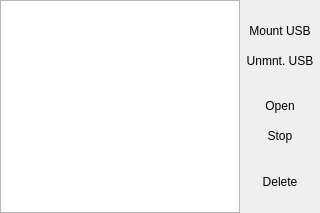
This is cbcui/ui/FileManager.ui in kipr/cbc as Qt 5 draws it before an edit. The edited form follows.
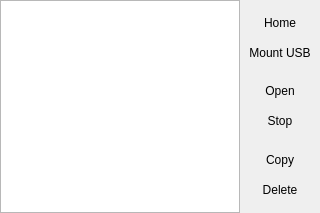
This is the edited form. Icons and pictures are not drawn.

Commit message: Added a home button to the FileManager page. Also when c programs on an external usb are compiled they are copied to the internal user code folder.

```diff
--- a/cbcui/ui/FileManager.ui
+++ b/cbcui/ui/FileManager.ui
@@ -65,6 +65,37 @@
        </property>
       </spacer>
      </item>
+     <item>
+      <widget class="QPushButton" name="ui_homeButton">
+       <property name="minimumSize">
+        <size>
+         <width>80</width>
+         <height>30</height>
+        </size>
+       </property>
+       <property name="maximumSize">
+        <size>
+         <width>80</width>
+         <height>30</height>
+        </size>
+       </property>
+       <property name="styleSheet">
+        <string notr="true">QPushButton{
+border:0px;
+background-image:url(:/actions/rivet80x30L.png);
+color:black;
+}
+QPushButton:pressed{
+border:0px;
+background-image:url(:/actions/rivet80x30D.png);
+color:white;
+}</string>
+       </property>
+       <property name="text">
+        <string>Home</string>
+       </property>
+      </widget>
+     </item>
      <item>
       <widget class="QPushButton" name="ui_mountButton">
        <property name="minimumSize">
@@ -96,37 +127,6 @@
        </property>
       </widget>
      </item>
-     <item>
-      <widget class="QPushButton" name="ui_unmountButton">
-       <property name="minimumSize">
-        <size>
-         <width>80</width>
-         <height>30</height>
-        </size>
-       </property>
-       <property name="maximumSize">
-        <size>
-         <width>80</width>
-         <height>30</height>
-        </size>
-       </property>
-       <property name="styleSheet">
-        <string>QPushButton{
-border:0px;
-background-image:url(:/actions/rivet80x30L.png);
-color:black;
-}
-QPushButton:pressed{
-border:0px;
-background-image:url(:/actions/rivet80x30D.png);
-color:white;
-}</string>
-       </property>
-       <property name="text">
-        <string>Unmnt. USB</string>
-       </property>
-      </widget>
-     </item>
      <item>
       <spacer>
        <property name="orientation">
@@ -215,6 +215,37 @@
        </property>
       </spacer>
      </item>
+     <item>
+      <widget class="QPushButton" name="ui_copyButton">
+       <property name="minimumSize">
+        <size>
+         <width>80</width>
+         <height>30</height>
+        </size>
+       </property>
+       <property name="maximumSize">
+        <size>
+         <width>80</width>
+         <height>30</height>
+        </size>
+       </property>
+       <property name="styleSheet">
+        <string>QPushButton{
+border:0px;
+background-image:url(:/actions/rivet80x30L.png);
+color:black;
+}
+QPushButton:pressed{
+border:0px;
+background-image:url(:/actions/rivet80x30D.png);
+color:white;
+}</string>
+       </property>
+       <property name="text">
+        <string>Copy</string>
+       </property>
+      </widget>
+     </item>
      <item>
       <widget class="QPushButton" name="ui_deleteButton">
        <property name="minimumSize">
```
The commit also changes 6 other files.
